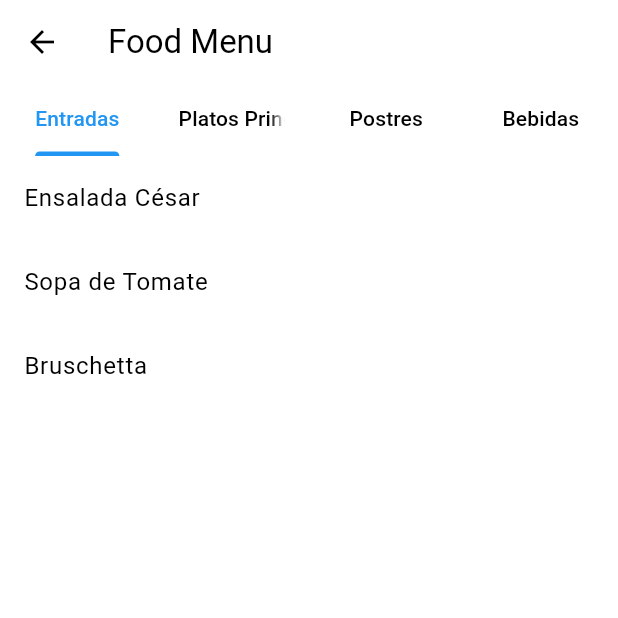
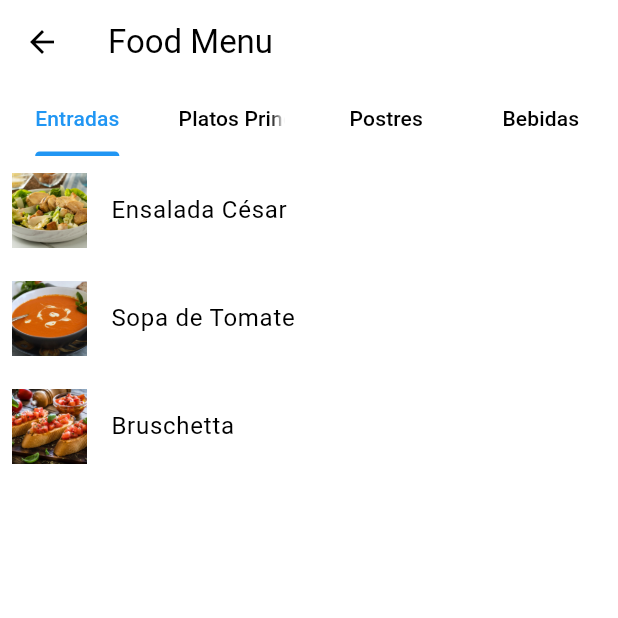
Before and after one commit to Jonagarme/BOK2, a Flutter app: the HomeScreen screen opened directly, after a tap on "Food Menu", on a phone screen of 412 x 824 dp, the top half of it. Run offline on Flutter 3.47's test engine with Material 3 defaults, Android fonts, the phone set to English and light mode, and no system bars; our stand-ins replace cloud_firestore, firebase_auth, firebase_core; accounts and stored records are empty; generated files the repository leaves out were written again.

Commit message:
✨ Agregando imagenes de productos

```diff
--- a/lib/screens/home_screen.dart
+++ b/lib/screens/home_screen.dart
@@ -41,7 +41,7 @@ class HomeScreen extends StatelessWidget {
             _buildOption(context, Icons.payment, 'Payments'),
             _buildOption(context, Icons.local_offer, 'Offers'),
             _buildOption(context, Icons.people, 'Customers'),
-            _buildOption(context, Icons.settings, 'Settings'),
+            _buildOption(context, Icons.settings, 'Administracion'),
           ],
         ),
       ),
@@ -72,7 +72,7 @@ class HomeScreen extends StatelessWidget {
                 builder: (context) => const ClientFormScreen(),
               ),
             );
-          } else if (label == 'Settings') {
+          } else if (label == 'Administracion') {
             Navigator.push(
               context,
               MaterialPageRoute(
--- a/lib/screens/product_categories_screen.dart
+++ b/lib/screens/product_categories_screen.dart
@@ -27,6 +27,22 @@ class _ProductCategoriesScreenState extends State<ProductCategoriesScreen>
     "Postres": ["Tiramisú", "Helado de Vainilla", "Tarta de Manzana"],
     "Bebidas": ["Coca Cola", "Jugo de Naranja", "Café Espresso"]
   };
+
+  final Map<String, String> productImages = {
+    "Ensalada César": "assets/images/ensalada_cesar.jpg",
+    "Sopa de Tomate": "assets/images/sopa_tomate.jpg",
+    "Bruschetta": "assets/images/bruschetta.jpg",
+    "Pizza Margherita": "assets/images/pizza.jpg",
+    "Pasta Carbonara": "assets/images/pasta_carbonara.jpg",
+    "Pollo Asado": "assets/images/pollo_asado.jpg",
+    "Tiramisú": "assets/images/tiramisu.jpg",
+    "Helado de Vainilla": "assets/images/helado_vainilla.jpg",
+    "Tarta de Manzana": "assets/images/tarta_manzana.jpg",
+    "Coca Cola": "assets/images/coca_cola.jpg",
+    "Jugo de Naranja": "assets/images/jugo_naranja.jpg",
+    "Café Espresso": "assets/images/cafe.jpg",
+  };
+
   List<String> currentProducts = [];
 
   @override
@@ -63,8 +79,17 @@ class _ProductCategoriesScreenState extends State<ProductCategoriesScreen>
           return ListView.builder(
             itemCount: currentProducts.length,
             itemBuilder: (context, index) {
+              final productName = currentProducts[index];
+              final productImage = productImages[productName]!;
               return ListTile(
-                title: Text(currentProducts[index]),
+                contentPadding: const EdgeInsets.all(8.0),
+                leading: Image.asset(
+                  productImage,
+                  width: 50,
+                  height: 50,
+                  fit: BoxFit.cover,
+                ),
+                title: Text(productName),
               );
             },
           );
```
Also changed, not shown: assets/images/bruschetta.jpg (added), assets/images/cafe.jpg (added), assets/images/coca_cola.jpg (added), assets/images/ensalada_cesar.jpg (added), assets/images/helado_vainilla.jpg (added), assets/images/jugo_naranja.jpg (added), assets/images/pasta_carbonara.jpg (added), assets/images/pizza.jpg (added), assets/images/pollo_asado.jpg (added), assets/images/sopa_tomate.jpg (added), assets/images/tarta_manzana.jpg (added), assets/images/tiramisu.jpg (added).
